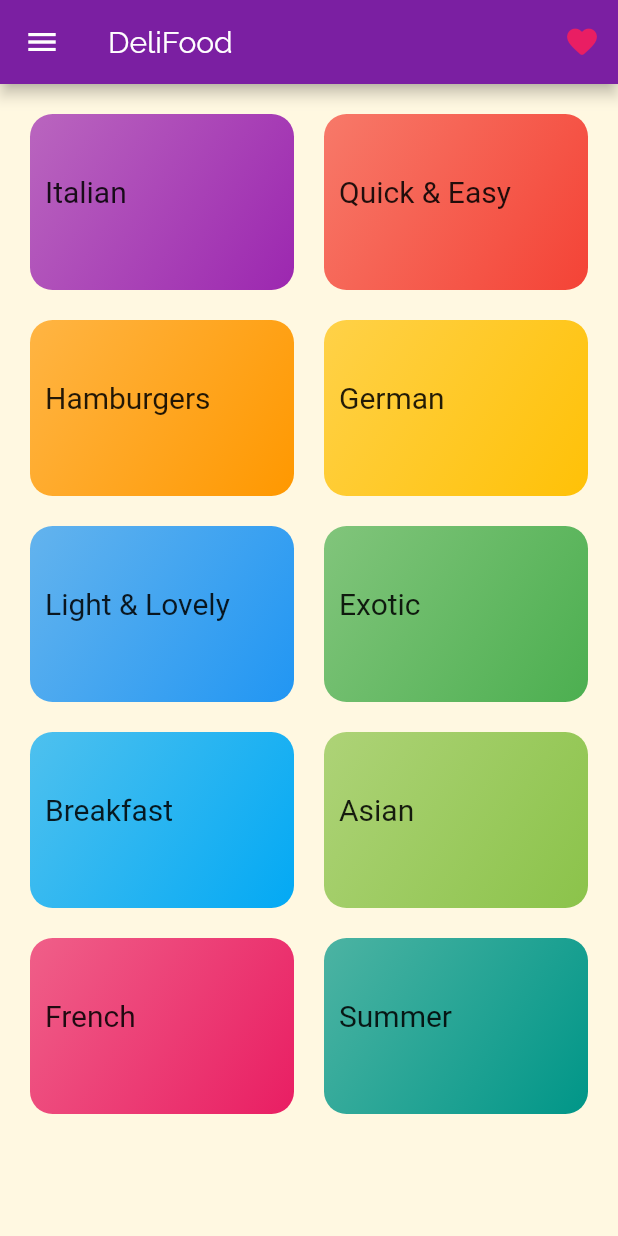
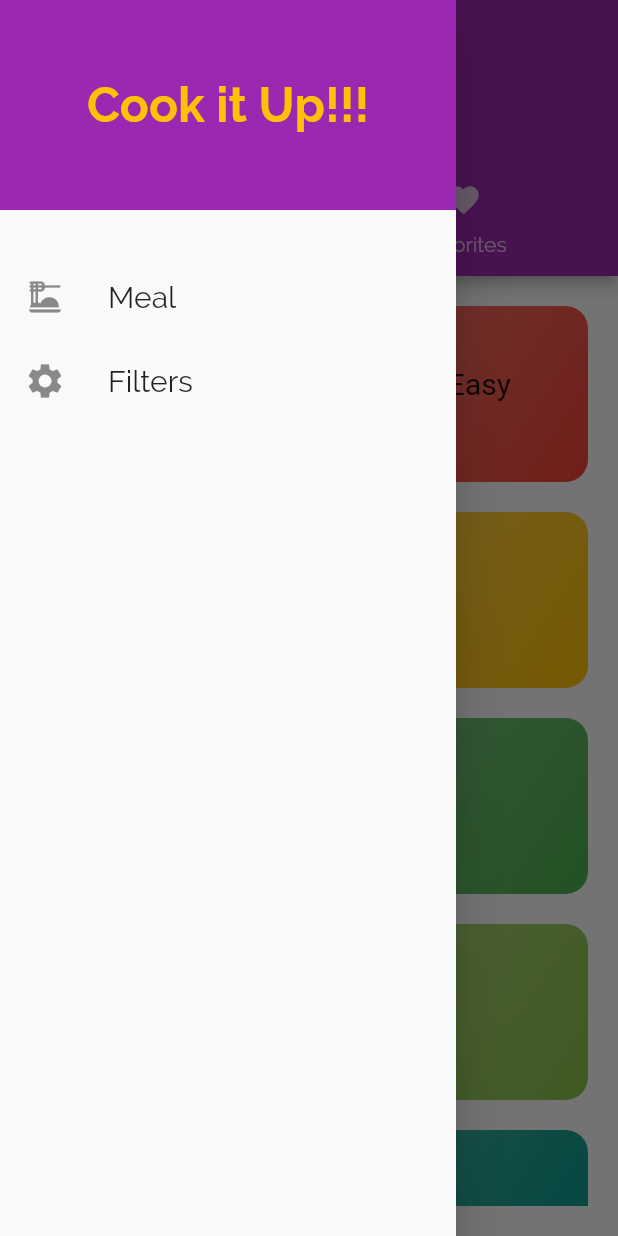
Before and after one commit to ntaghavi/deli_food, a Flutter app: the screen it shows after launch, with the side drawer open (before the commit the screen has no drawer), on a phone screen of 412 x 824 dp. Run offline on Flutter 3.47's test engine with Material 2 defaults, Android fonts, the light colour scheme and no system bars.

Commit message:
added filter and drawer

```diff
--- a/lib/data/dummy_meals.dart
+++ b/lib/data/dummy_meals.dart
@@ -1,5 +1,4 @@
-
-import '/models/meal.dart';
+import 'package:deli_food/models/meal.dart';
 
 const DUMMY_MEALS = const [
   Meal(
@@ -9,6 +8,8 @@ const DUMMY_MEALS = const [
       'c2',
     ],
     title: 'Spaghetti with Tomato Sauce',
+    affordability: Affordability.Affordable,
+    complexity: Complexity.Simple,
     imageUrl:
         'https://upload.wikimedia.org/wikipedia/commons/thumb/2/20/Spaghetti_Bolognese_mit_Parmesan_oder_Grana_Padano.jpg/800px-Spaghetti_Bolognese_mit_Parmesan_oder_Grana_Padano.jpg',
     duration: 20,
@@ -29,6 +30,10 @@ const DUMMY_MEALS = const [
       'The sauce will be done once the spaghetti are.',
       'Feel free to add some cheese on top of the finished dish.'
     ],
+    isGlutenFree: false,
+    isVegan: true,
+    isVegetarian: true,
+    isLactoseFree: true,
   ),
   Meal(
     id: 'm2',
@@ -36,6 +41,8 @@ const DUMMY_MEALS = const [
       'c2',
     ],
     title: 'Toast Hawaii',
+    affordability: Affordability.Affordable,
+    complexity: Complexity.Simple,
     imageUrl:
         'https://cdn.pixabay.com/photo/2018/07/11/21/51/toast-3532016_1280.jpg',
     duration: 10,
@@ -51,6 +58,10 @@ const DUMMY_MEALS = const [
       'Layer ham, the pineapple and cheese on the white bread',
       'Bake the toast for round about 10 minutes in the oven at 200°C'
     ],
+    isGlutenFree: false,
+    isVegan: false,
+    isVegetarian: false,
+    isLactoseFree: false,
   ),
   Meal(
     id: 'm3',
@@ -59,6 +70,8 @@ const DUMMY_MEALS = const [
       'c3',
     ],
     title: 'Classic Hamburger',
+    affordability: Affordability.Pricey,
+    complexity: Complexity.Simple,
     imageUrl:
         'https://cdn.pixabay.com/photo/2014/10/23/18/05/burger-500054_1280.jpg',
     duration: 45,
@@ -77,6 +90,10 @@ const DUMMY_MEALS = const [
       'Bruch buns with ketchup',
       'Serve burger with tomato, cucumber and onion'
     ],
+    isGlutenFree: false,
+    isVegan: false,
+    isVegetarian: false,
+    isLactoseFree: true,
   ),
   Meal(
     id: 'm4',
@@ -84,6 +101,8 @@ const DUMMY_MEALS = const [
       'c4',
     ],
     title: 'Wiener Schnitzel',
+    affordability: Affordability.Luxurious,
+    complexity: Complexity.Challenging,
     imageUrl:
         'https://cdn.pixabay.com/photo/2018/03/31/19/29/schnitzel-3279045_1280.jpg',
     duration: 60,
@@ -106,6 +125,10 @@ const DUMMY_MEALS = const [
       'Remove, and drain on kitchen paper. Fry the parsley in the remaining oil and drain.',
       'Place the schnitzels on awarmed plate and serve garnishedwith parsley and slices of lemon.'
     ],
+    isGlutenFree: false,
+    isVegan: false,
+    isVegetarian: false,
+    isLactoseFree: false,
   ),
   Meal(
     id: 'm5',
@@ -115,6 +138,8 @@ const DUMMY_MEALS = const [
       'c10',
     ],
     title: 'Salad with Smoked Salmon',
+    affordability: Affordability.Luxurious,
+    complexity: Complexity.Simple,
     imageUrl:
         'https://cdn.pixabay.com/photo/2016/10/25/13/29/smoked-salmon-salad-1768890_1280.jpg',
     duration: 15,
@@ -136,6 +161,10 @@ const DUMMY_MEALS = const [
       'Prepare the salad',
       'Add salmon cubes and dressing'
     ],
+    isGlutenFree: true,
+    isVegan: false,
+    isVegetarian: true,
+    isLactoseFree: true,
   ),
   Meal(
     id: 'm6',
@@ -144,6 +173,8 @@ const DUMMY_MEALS = const [
       'c10',
     ],
     title: 'Delicious Orange Mousse',
+    affordability: Affordability.Affordable,
+    complexity: Complexity.Hard,
     imageUrl:
         'https://cdn.pixabay.com/photo/2017/05/01/05/18/pastry-2274750_1280.jpg',
     duration: 240,
@@ -166,7 +197,10 @@ const DUMMY_MEALS = const [
       'Cool down again for at least 4 hours',
       'Serve with orange peel',
     ],
-
+    isGlutenFree: true,
+    isVegan: false,
+    isVegetarian: true,
+    isLactoseFree: false,
   ),
   Meal(
     id: 'm7',
@@ -174,6 +208,8 @@ const DUMMY_MEALS = const [
       'c7',
     ],
     title: 'Pancakes',
+    affordability: Affordability.Affordable,
+    complexity: Complexity.Simple,
     imageUrl:
         'https://cdn.pixabay.com/photo/2018/07/10/21/23/pancake-3529653_1280.jpg',
     duration: 20,
@@ -192,7 +228,10 @@ const DUMMY_MEALS = const [
       'Heat a lightly oiled griddle or frying pan over medium high heat.',
       'Pour or scoop the batter onto the griddle, using approximately 1/4 cup for each pancake. Brown on both sides and serve hot.'
     ],
-
+    isGlutenFree: true,
+    isVegan: false,
+    isVegetarian: true,
+    isLactoseFree: false,
   ),
   Meal(
     id: 'm8',
@@ -200,6 +239,8 @@ const DUMMY_MEALS = const [
       'c8',
     ],
     title: 'Creamy Indian Chicken Curry',
+    affordability: Affordability.Pricey,
+    complexity: Complexity.Challenging,
     imageUrl:
         'https://cdn.pixabay.com/photo/2018/06/18/16/05/indian-food-3482749_1280.jpg',
     duration: 35,
@@ -220,7 +261,10 @@ const DUMMY_MEALS = const [
       'Add coconut milk',
       'Serve with rice'
     ],
-
+    isGlutenFree: true,
+    isVegan: false,
+    isVegetarian: false,
+    isLactoseFree: true,
   ),
   Meal(
     id: 'm9',
@@ -228,6 +272,8 @@ const DUMMY_MEALS = const [
       'c9',
     ],
     title: 'Chocolate Souffle',
+    affordability: Affordability.Affordable,
+    complexity: Complexity.Hard,
     imageUrl:
         'https://cdn.pixabay.com/photo/2014/08/07/21/07/souffle-412785_1280.jpg',
     duration: 45,
@@ -264,6 +310,10 @@ const DUMMY_MEALS = const [
       'Stop mixing after the egg white disappears. Divide mixture between 2 prepared ramekins. Place ramekins on prepared baking sheet.',
       'Bake in preheated oven until scuffles are puffed and have risen above the top of the rims, 12 to 15 minutes.',
     ],
+    isGlutenFree: true,
+    isVegan: false,
+    isVegetarian: true,
+    isLactoseFree: false,
   ),
   Meal(
     id: 'm10',
@@ -273,6 +323,8 @@ const DUMMY_MEALS = const [
       'c10',
     ],
     title: 'Asparagus Salad with Cherry Tomatoes',
+    affordability: Affordability.Luxurious,
+    complexity: Complexity.Simple,
     imageUrl:
         'https://cdn.pixabay.com/photo/2018/04/09/18/26/asparagus-3304997_1280.jpg',
     duration: 30,
@@ -292,5 +344,9 @@ const DUMMY_MEALS = const [
       'Mix with asparagus, salad and dressing',
       'Serve with Baguette'
     ],
+    isGlutenFree: true,
+    isVegan: true,
+    isVegetarian: true,
+    isLactoseFree: true,
   ),
 ];
--- a/lib/main.dart
+++ b/lib/main.dart
@@ -1,15 +1,43 @@
+import 'package:deli_food/data/dummy_meals.dart';
+import 'package:deli_food/pages/404.dart';
 import 'package:deli_food/pages/category_mealsList.dart';
 import 'package:deli_food/pages/category_page.dart';
+import 'package:deli_food/pages/filters_page.dart';
 import 'package:deli_food/pages/meal_page.dart';
-import 'package:deli_food/widgets/category_widget.dart';
+import 'package:deli_food/pages/tabs_page.dart';
 import 'package:flutter/material.dart';
+
+import 'models/meal.dart';
 
 void main() {
   runApp(MyApp());
 }
 
-class MyApp extends StatelessWidget {
+class MyApp extends StatefulWidget {
   // This widget is the root of your application.
+  @override
+  _MyAppState createState() => _MyAppState();
+
+}
+
+class _MyAppState extends State<MyApp> {
+  Map<String,bool> filters = {
+    'gluten-free': false,
+    'vegeterian': false,
+    'vegan': false,
+    'lactose-free':false
+  };
+   List<Meal> _availableMeals = DUMMY_MEALS;
+  void _setFilters(Map<String,bool> filterData){
+    setState(() {
+        filters = filterData;
+        _availableMeals= DUMMY_MEALS.where((meal) => meal.isGlutenFree ==filters['gluten-free']
+                                      && meal.isVegetarian==filters['vegeterian']
+                                      && meal.isVegan == filters['vegan']
+                                      && meal.isLactoseFree == filters['lactose-free']
+                                        ).toList();
+    });
+  }
   @override
   Widget build(BuildContext context) {
     return MaterialApp(
@@ -18,14 +46,24 @@ class MyApp extends StatelessWidget {
         primarySwatch: Colors.purple,
         fontFamily: 'Raleway',
         textTheme: ThemeData.light().textTheme.copyWith(title: TextStyle(fontFamily: 'RobotoCondensed',fontSize: 24)),
-        accentColor: Colors.amber[50]
+        accentColor: Colors.amber[200]
       ),
-      home: CategoryPage(),
+     // home: TabScreen(),
       routes: {
-        CategoryWidget.routeName : (ctx) => CategoryMealsList(),
-       MealPage.routeName: (ctx) => MealPage(),
+       // CategoryWidget.routeName : (ctx) => CategoryMealsList(),
+       '/':(ctx) => TabScreen(),
+        CategoryPage.routeName: (ctx)=>CategoryMealsList(_availableMeals),
+         MealPage.routeName: (ctx) => MealPage(),
+         FiltersPage.routeName: (ctx) => FiltersPage(_setFilters)
 
-      },
-    );
-  }
+      },onUnknownRoute: (RouteSettings settings) {
+      return MaterialPageRoute<void>(
+        settings: settings,
+        builder: (BuildContext context) =>
+            Scaffold(body: FourOFour()),
+      );
+    },
+  );
+
 }
+}
--- a/lib/models/meal.dart
+++ b/lib/models/meal.dart
@@ -1,19 +1,43 @@
+enum Complexity {
+  Simple,
+  Challenging,
+  Hard,
+}
+
+enum Affordability {
+  Affordable,
+  Pricey,
+  Luxurious,
+}
+
 class Meal {
   final String id;
   final List<String> categories;
   final String title;
   final String imageUrl;
-  final int duration;
   final List<String> ingredients;
   final List<String> steps;
+  final int duration;
+  final Complexity complexity;
+  final Affordability affordability;
+  final bool isGlutenFree;
+  final bool isLactoseFree;
+  final bool isVegan;
+  final bool isVegetarian;
 
   const Meal({
     required this.id,
     required this.categories,
     required this.title,
     required this.imageUrl,
-    required this.duration,
     required this.ingredients,
     required this.steps,
+    required this.duration,
+    required this.complexity,
+    required this.affordability,
+    required this.isGlutenFree,
+    required this.isLactoseFree,
+    required this.isVegan,
+    required this.isVegetarian,
   });
 }
--- a/lib/pages/category_mealsList.dart
+++ b/lib/pages/category_mealsList.dart
@@ -1,9 +1,12 @@
 import 'package:deli_food/models/category.dart';
+import 'package:deli_food/models/meal.dart';
 import 'package:deli_food/widgets/mealList_widget.dart';
 import 'package:flutter/material.dart';
 
 class CategoryMealsList extends StatelessWidget {
     static const routeName = '/categories/mealList';
+     final List<Meal> avilableMeals;
+    CategoryMealsList(this.avilableMeals);
   void backToHome(BuildContext ctx) {
     Navigator.of(ctx).pushNamed('/', arguments: {
     });
@@ -24,7 +27,7 @@ class CategoryMealsList extends StatelessWidget {
         title: Text('${category.title} Recipes'),
       ),
       body: Container(
-        child: MealListWidget(),
+        child: MealListWidget(avilableMeals),
       ),
     );
   }
--- a/lib/pages/category_page.dart
+++ b/lib/pages/category_page.dart
@@ -4,31 +4,14 @@ import 'package:flutter/material.dart';
 
 class CategoryPage extends StatelessWidget {
   const CategoryPage({Key? key}) : super(key: key);
+  static const routeName = '/categories';
 
   @override
   Widget build(BuildContext context) {
-    return Scaffold(
-      backgroundColor: Theme.of(context).accentColor,
-      appBar: AppBar(
-        title: Text('DeliFood'),
-        leading: Icon(Icons.menu),
-        backgroundColor: Theme.of(context).primaryColorDark,
-        actions: [
-          IconButton(
-              hoverColor: Colors.blue,
-              onPressed: () {},
-              icon: Icon(
-                Icons.favorite_rounded,
-                color: Colors.pink,
-              ),
-              )
-        ],
-      ),
-      body: Container(
+    return Container(
         padding: EdgeInsets.all(10),
         margin: EdgeInsets.all(10),
         width: double.infinity,
-        color: Theme.of(context).accentColor,
         child: GridView(
           gridDelegate: SliverGridDelegateWithMaxCrossAxisExtent(
               maxCrossAxisExtent: 200,
@@ -37,7 +20,6 @@ class CategoryPage extends StatelessWidget {
                mainAxisSpacing: 20,),
           children: DUMMY_CATEGORIES.map((e) => CategoryWidget(e)).toList(),
         ),
-      ),
     );
   }
 }
--- a/lib/pages/meal_page.dart
+++ b/lib/pages/meal_page.dart
@@ -1,12 +1,13 @@
+import 'package:deli_food/models/category.dart';
 import 'package:deli_food/models/meal.dart';
-import 'package:deli_food/widgets/category_widget.dart';
 import 'package:deli_food/widgets/receipe.dart';
 import 'package:flutter/material.dart';
 
 class MealPage extends StatelessWidget {
   static const routeName = 'categories/mealList/meal';
+
   void backToMealList(BuildContext context) {
-    Navigator.of(context).pushNamed(CategoryWidget.routeName, arguments: {});
+    Navigator.of(context).pop();
   }
 
   @override
--- /dev/null
+++ b/lib/pages/tabs_page.dart
@@ -0,0 +1,40 @@
+import 'package:deli_food/pages/category_page.dart';
+import 'package:deli_food/pages/favorites_page.dart';
+import 'package:deli_food/widgets/drawer_widget.dart';
+import 'package:flutter/material.dart';
+
+class TabScreen extends StatefulWidget {
+  @override
+  _TabScreenState createState() => _TabScreenState();
+}
+
+class _TabScreenState extends State<TabScreen> {
+  @override
+  Widget build(BuildContext context) {
+    return DefaultTabController(
+        length: 2,
+        child: Scaffold(
+          appBar: AppBar(
+            toolbarHeight: 110,
+            title: Text('Meals'),
+            bottom: TabBar(tabs: [
+              Tab(
+                icon: Icon(Icons.category),
+                text: 'Category',
+              ),
+              Tab(
+                icon: Icon(Icons.favorite),
+                text: 'Favorites',
+              ),
+            ]),
+          ),
+          drawer: Drawer(
+            child: DrawerWidget(),
+          ),
+          body: TabBarView(children: [
+              CategoryPage(),
+              FavoritesPage()
+          ]),
+        ));
+  }
+}
--- a/lib/widgets/category_widget.dart
+++ b/lib/widgets/category_widget.dart
@@ -1,12 +1,13 @@
 import 'package:deli_food/models/category.dart';
+import 'package:deli_food/pages/category_page.dart';
 import 'package:flutter/material.dart';
 
 class CategoryWidget extends StatelessWidget {
-  static const routeName = '/categories';
+
   final Category category;
   CategoryWidget(this.category);
   void selectCategory(BuildContext ctx){
-    Navigator.of(ctx).pushNamed(routeName ,arguments: {
+    Navigator.of(ctx).pushNamed(CategoryPage.routeName ,arguments: {
     'category': category,
     });
 
--- /dev/null
+++ b/lib/widgets/drawer_widget.dart
@@ -0,0 +1,54 @@
+import 'package:deli_food/pages/filters_page.dart';
+import 'package:flutter/material.dart';
+
+class DrawerWidget extends StatelessWidget {
+  Widget listTileBuilder(Icon icon, String title, Function onTapFunction){
+    return  ListTile(
+            onTap: () => onTapFunction(),
+            leading: icon,
+            title: Text(
+              title,
+              style: TextStyle(fontFamily: 'Raleway', fontSize: 20),
+            ),
+          );
+  }
+  @override
+  Widget build(BuildContext context) {
+    return Container(
+      child: Column(
+        children: [
+          Container(
+            height: 140,
+            padding: EdgeInsets.all(30),
+            margin: EdgeInsets.only(bottom: 30),
+            color: Theme.of(context).primaryColor,
+            alignment: Alignment.center,
+            child: Text(
+              'Cook it Up!!!',
+              style: TextStyle(
+                  color: Colors.amber,
+                  fontSize: 32,
+                  fontWeight: FontWeight.bold,
+                  fontFamily: 'Raleway'),
+            ),
+          ),
+          listTileBuilder(Icon(
+              Icons.dinner_dining_rounded,
+              size: 28,
+            ), 'Meal',
+             (){
+               Navigator.of(context).pushReplacementNamed('/');
+             }),
+         listTileBuilder(Icon(
+              Icons.settings,
+              size: 28,
+            ), 'Filters',
+            (){
+              Navigator.of(context).pushReplacementNamed(FiltersPage.routeName);
+            },
+         ),
+        ],
+      ),
+    );
+  }
+}
--- a/lib/widgets/mealList_widget.dart
+++ b/lib/widgets/mealList_widget.dart
@@ -1,11 +1,13 @@
-import 'package:deli_food/data/dummy_meals.dart';
 import 'package:deli_food/models/category.dart';
-import 'package:deli_food/pages/meal_page.dart';
+import 'package:deli_food/models/meal.dart';
 import 'package:deli_food/widgets/meal_item.dart';
 import 'package:flutter/material.dart';
 
 class MealListWidget extends StatelessWidget {
   //static const routeName = 'categories/mealList';
+  final List<Meal> avilableMeals;
+  MealListWidget(this.avilableMeals);
+
   @override
   Widget build(BuildContext context) {
     final routeArgs =
@@ -13,7 +15,7 @@ class MealListWidget extends StatelessWidget {
 
     final Category category = routeArgs['category'] as Category;
     return ListView(
-            children: DUMMY_MEALS
+            children: avilableMeals
                 .where((meal) => meal.categories.contains(category.id))
                 .map((meal) => MealItem(meal))
                 .toList());
```
Also changed, not shown: lib/pages/404.dart (added, +11 -0 lines), lib/pages/favorites_page.dart (added, +12 -0 lines), lib/pages/filters_page.dart (added, +69 -0 lines).
